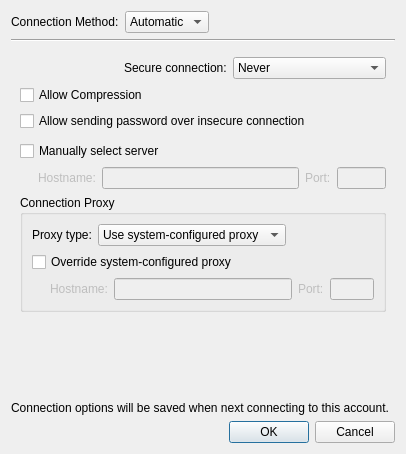
Qt form Swift/QtUI/QtConnectionSettings.ui (swift/swift) before a commit.
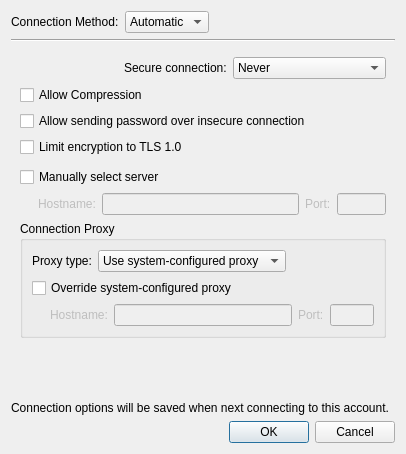
The same form after that commit. The open tabs and pages were chosen to show the change.

Commit message: Add ability to limit SChannel to TLS 1.0

Diff of the .ui file:
```diff
--- a/Swift/QtUI/QtConnectionSettings.ui
+++ b/Swift/QtUI/QtConnectionSettings.ui
@@ -135,6 +135,13 @@
          </property>
         </widget>
        </item>
+       <item>
+        <widget class="QCheckBox" name="manual_forceTLS1_0">
+         <property name="text">
+          <string>Limit encryption to TLS 1.0</string>
+         </property>
+        </widget>
+       </item>
        <item>
         <spacer name="verticalSpacer_2">
          <property name="orientation">
```
The commit also changes 26 other files.
